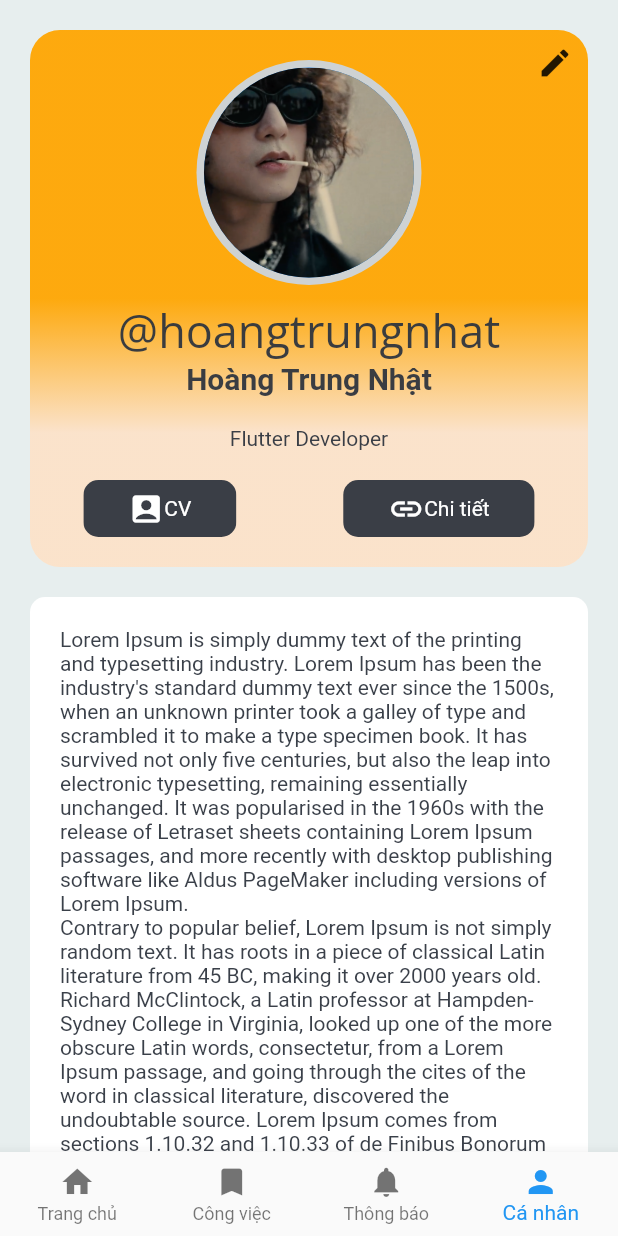
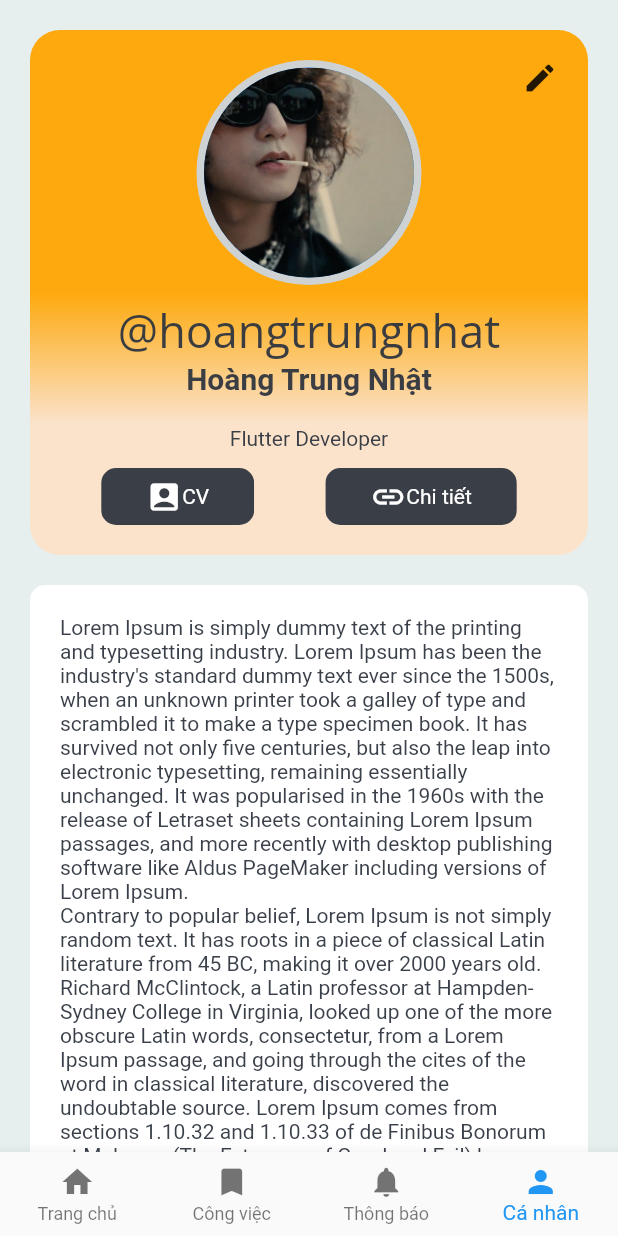
Before and after one commit to levihoang/r2s, a Flutter app: the HomeScreen screen opened by its route, item 4 of the bottom bar chosen, on a phone screen of 412 x 824 dp. Run offline on Flutter 3.47's test engine with Material 2 defaults, Android fonts, the phone set to English and light mode, and no system bars; our stand-ins replace dropdown_button2, get_it, google_fonts, smooth_page_indicator, syncfusion_flutter_sliders.

Commit message:
refactor: thêm refreshindicator, và đưa button ra khỏi cardvisit person_page.dart

```diff
--- a/lib/screens/pages/person_page.dart
+++ b/lib/screens/pages/person_page.dart
@@ -31,21 +31,30 @@ class _PersonPageState extends State<PersonPage> {
       child: Column(
         children: [
           Stack(
-            alignment: Alignment.topRight,
+            alignment: Alignment.bottomCenter,
             children: [
               CardVisit(
-                update: _update,
                 major: major,
                 username: username,
                 name: name,
               ),
+              Padding(
+                padding: const EdgeInsets.only(bottom: 40, right: 20, left: 20),
+                child: Row(
+                    mainAxisAlignment: MainAxisAlignment.spaceEvenly,
+                    children: [
                       InkWell(
                           onTap: () {
-                  log('Settings');
+                            _update(true);
                           },
-                child: const Padding(
-                    padding: EdgeInsets.all(30), child: Icon(Icons.edit)),
-              ),
+                          child: buttonWithIcon(Icons.account_box, 'CV')),
+                      InkWell(
+                          onTap: () {
+                            _update(false);
+                          },
+                          child: buttonWithIcon(Icons.link, 'Chi tiết')),
+                    ]),
+              )
             ],
           ),
           show == true
@@ -106,7 +115,7 @@ class InformationCard extends StatelessWidget {
   @override
   Widget build(BuildContext context) {
     return Padding(
-      padding: const EdgeInsets.symmetric(horizontal: 30, vertical: 10),
+      padding: const EdgeInsets.symmetric(horizontal: 30, vertical: 0),
       child: Column(
         crossAxisAlignment: CrossAxisAlignment.stretch,
         children: [
@@ -172,15 +181,101 @@ class InformationCard extends StatelessWidget {
   }
 }
 
+Widget buttonWithIcon(IconData icon, String text) {
+  return ClipRRect(
+    borderRadius: BorderRadius.circular(10),
+    child: Container(
+      padding: const EdgeInsets.symmetric(
+        horizontal: 30,
+        vertical: 7,
+      ),
+      color: textColor,
+      child: Row(
+        children: [
+          Icon(
+            icon,
+            color: Colors.white,
+          ),
+          Text(
+            text,
+            style: const TextStyle(color: whiteColor),
+          ),
+        ],
+      ),
+    ),
+  );
+}
+
+class ButtonShow extends StatelessWidget {
+  const ButtonShow({super.key});
+
+  @override
+  Widget build(BuildContext context) {
+    return Row(
+      mainAxisAlignment: MainAxisAlignment.spaceAround,
+      children: [
+        InkWell(
+          onTap: () {},
+          child: ClipRRect(
+            borderRadius: BorderRadius.circular(10),
+            child: Container(
+              padding: const EdgeInsets.symmetric(
+                horizontal: 30,
+                vertical: 7,
+              ),
+              color: textColor,
+              child: Row(
+                children: const [
+                  Icon(
+                    Icons.account_box,
+                    color: Colors.white,
+                  ),
+                  Text(
+                    'CV',
+                    style: TextStyle(color: whiteColor),
+                  ),
+                ],
+              ),
+            ),
+          ),
+        ),
+        InkWell(
+          onTap: () {},
+          child: ClipRRect(
+            borderRadius: BorderRadius.circular(10),
+            child: Container(
+              padding: const EdgeInsets.symmetric(
+                horizontal: 30,
+                vertical: 7,
+              ),
+              color: textColor,
+              child: Row(
+                children: const [
+                  Icon(
+                    Icons.link,
+                    color: whiteColor,
+                  ),
+                  Text(
+                    'Chi tiết',
+                    style: TextStyle(color: whiteColor),
+                  ),
+                ],
+              ),
+            ),
+          ),
+        ),
+      ],
+    );
+  }
+}
+
 class CardVisit extends StatefulWidget {
   const CardVisit(
       {super.key,
-      this.update,
       required this.major,
       required this.username,
       required this.name});
 
-  final update;
   final String major;
   final String username;
   final String name;
@@ -212,8 +307,11 @@ class _CardVisitState extends State<CardVisit> {
               ])),
           child: Wrap(
             children: [
-              Column(
+              SizedBox(
+                width: double.infinity,
+                child: Column(
                   children: [
+                    Stack(alignment: Alignment.topCenter, children: [
                       const CircleAvatar(
                         backgroundColor: darkGrayColor,
                         radius: 75,
@@ -224,6 +322,18 @@ class _CardVisitState extends State<CardVisit> {
                           radius: 70,
                         ),
                       ),
+                      Align(
+                        alignment: Alignment.topRight,
+                        child: InkWell(
+                          onTap: () {
+                            log('Setting');
+                          },
+                          child: const Padding(
+                              padding: EdgeInsets.symmetric(horizontal: 20),
+                              child: Icon(Icons.edit)),
+                        ),
+                      ),
+                    ]),
                     Container(
                       margin: const EdgeInsets.only(top: 10),
                       child: Text(
@@ -242,68 +352,10 @@ class _CardVisitState extends State<CardVisit> {
                       widget.major,
                     ),
                     const SizedBox(
-                    height: 20,
-                  ),
-                  Row(
-                    mainAxisAlignment: MainAxisAlignment.spaceAround,
-                    children: [
-                      InkWell(
-                        onTap: () {
-                          widget.update(true);
-                        },
-                        child: ClipRRect(
-                          borderRadius: BorderRadius.circular(10),
-                          child: Container(
-                            padding: const EdgeInsets.symmetric(
-                              horizontal: 30,
-                              vertical: 7,
-                            ),
-                            color: textColor,
-                            child: Row(
-                              children: const [
-                                Icon(
-                                  Icons.account_box,
-                                  color: Colors.white,
-                                ),
-                                Text(
-                                  'CV',
-                                  style: TextStyle(color: whiteColor),
+                      height: 50,
                     ),
                   ],
                 ),
-                          ),
-                        ),
-                      ),
-                      InkWell(
-                        onTap: () {
-                          widget.update(false);
-                        },
-                        child: ClipRRect(
-                          borderRadius: BorderRadius.circular(10),
-                          child: Container(
-                            padding: const EdgeInsets.symmetric(
-                              horizontal: 30,
-                              vertical: 7,
-                            ),
-                            color: textColor,
-                            child: Row(
-                              children: const [
-                                Icon(
-                                  Icons.link,
-                                  color: whiteColor,
-                                ),
-                                Text(
-                                  'Chi tiết',
-                                  style: TextStyle(color: whiteColor),
-                                ),
-                              ],
-                            ),
-                          ),
-                        ),
-                      ),
-                    ],
-                  ),
-                ],
               ),
             ],
           ),
```
Also changed, not shown: lib/screens/pages/home_page.dart (+10 -47 lines). Lines whose indentation alone changed are shown as unchanged.
